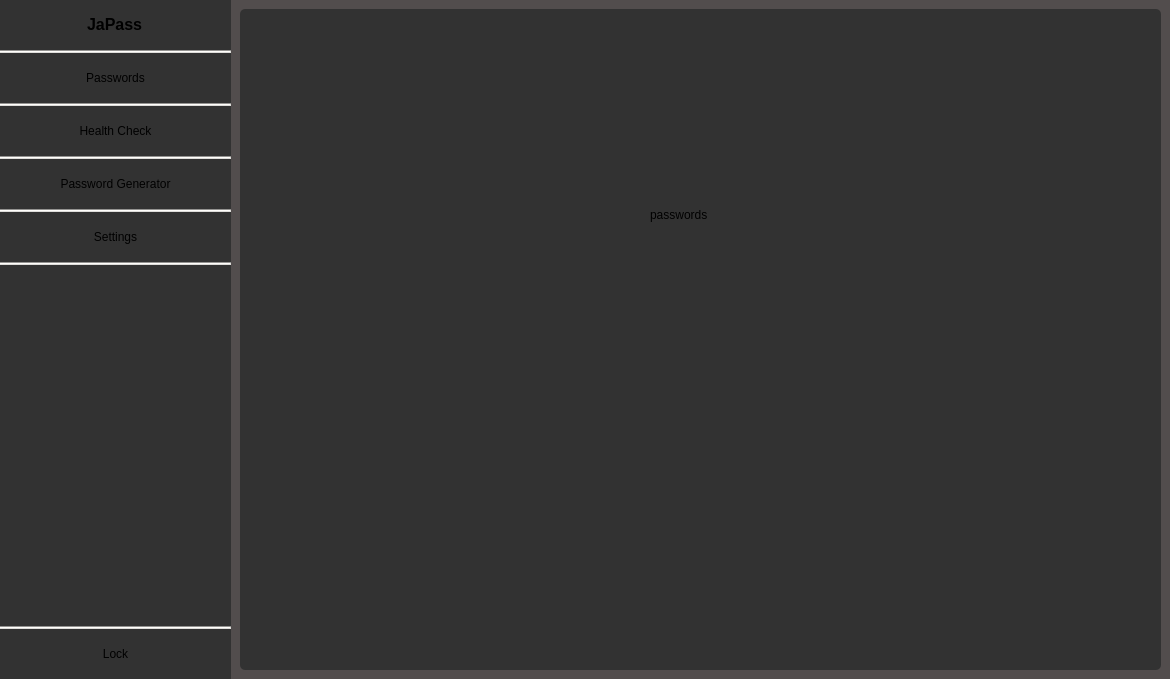
First picture: the form in PasswordManager/ui/mainwindow.ui, repository Jatogame/PasswordManager, before the edit.
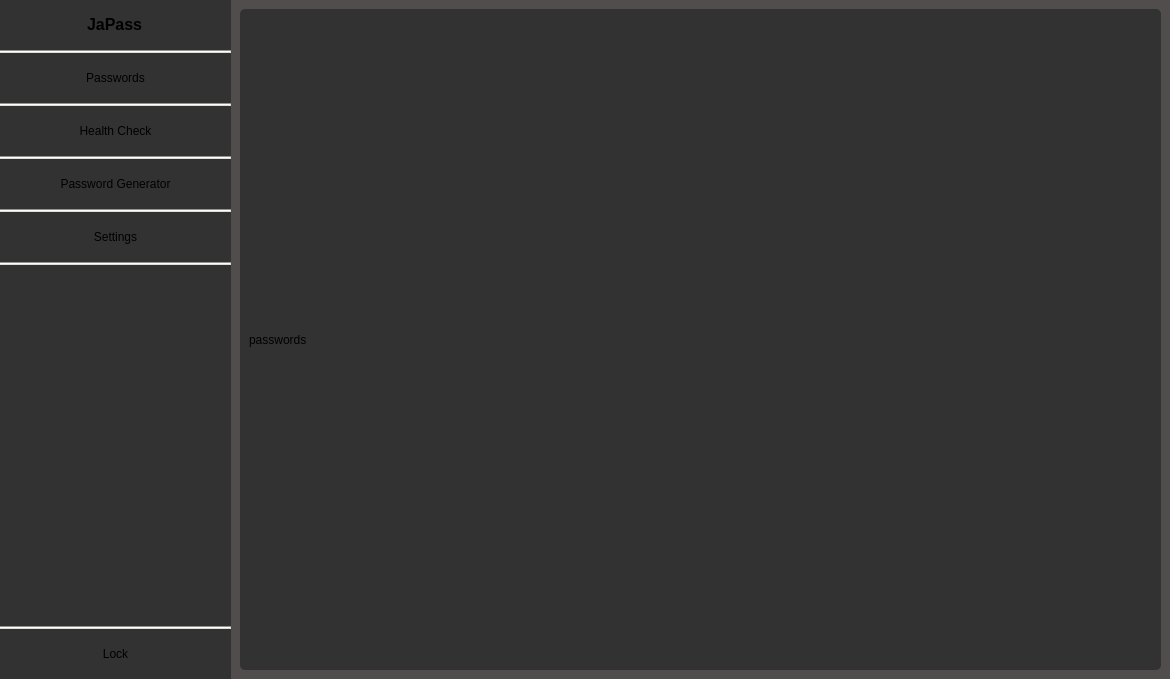
Second picture: the form after the edit. The open tabs and pages were chosen to show the change.

What changed in the file:
```diff
--- a/PasswordManager/ui/mainwindow.ui
+++ b/PasswordManager/ui/mainwindow.ui
@@ -615,19 +615,15 @@
             <property name="styleSheet">
              <string notr="true">background-color: rgb(50, 50, 50);</string>
             </property>
+            <layout class="QGridLayout" name="gridLayout_6">
+             <item row="0" column="0">
             <widget class="QLabel" name="label_3">
-             <property name="geometry">
-              <rect>
-               <x>410</x>
-               <y>190</y>
-               <width>81</width>
-               <height>31</height>
-              </rect>
-             </property>
              <property name="text">
               <string>passwords</string>
              </property>
             </widget>
+             </item>
+            </layout>
            </widget>
           </item>
          </layout>
```
Left out of the diff: 46 changed lines with no effect on the pictures. Lines whose indentation alone changed are shown as unchanged.
